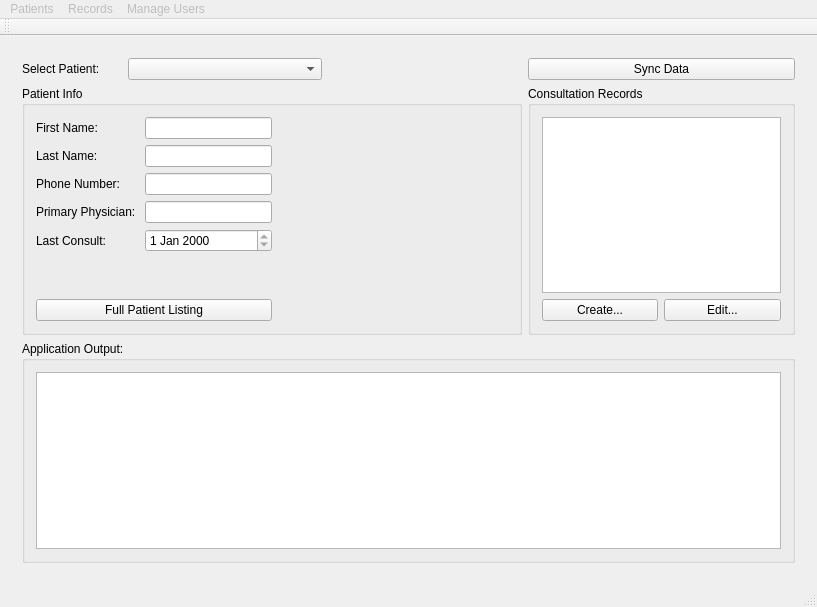
The window that cuCareQtApp/CUCare/cucare.ui (chrispwright/comp3004cuCarePrivate) describes before a commit, drawn with Qt 5.
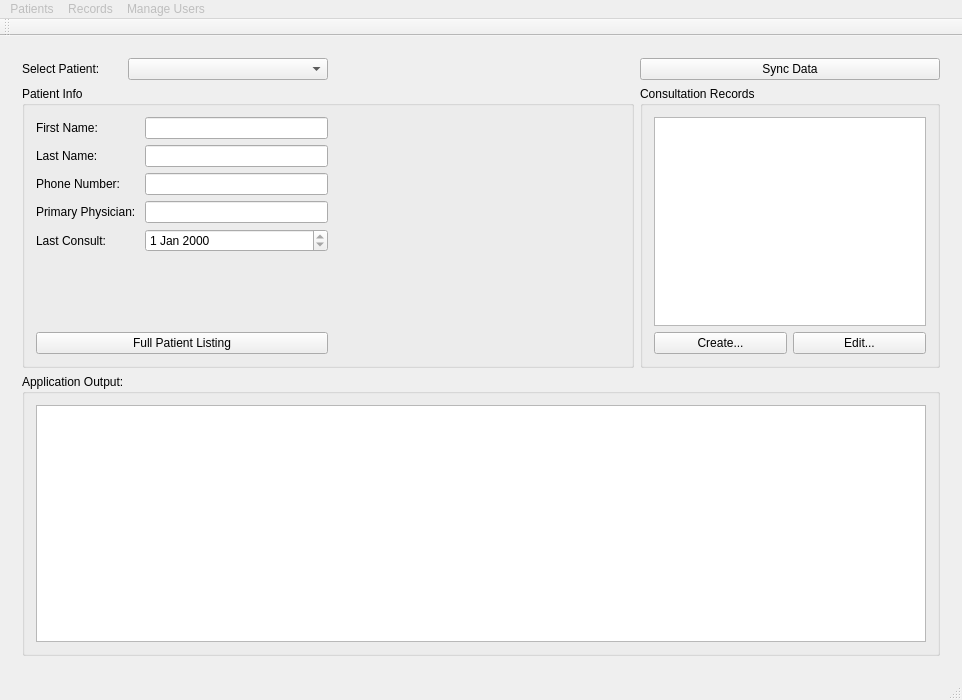
The same window after the commit.

The edit to the form file:
```diff
--- a/cuCareQtApp/CUCare/cucare.ui
+++ b/cuCareQtApp/CUCare/cucare.ui
@@ -6,8 +6,8 @@
    <rect>
     <x>0</x>
     <y>0</y>
-    <width>817</width>
-    <height>607</height>
+    <width>962</width>
+    <height>700</height>
    </rect>
   </property>
   <property name="windowTitle">
@@ -395,7 +395,7 @@
     <rect>
      <x>0</x>
      <y>0</y>
-     <width>817</width>
+     <width>962</width>
      <height>25</height>
     </rect>
    </property>
```
